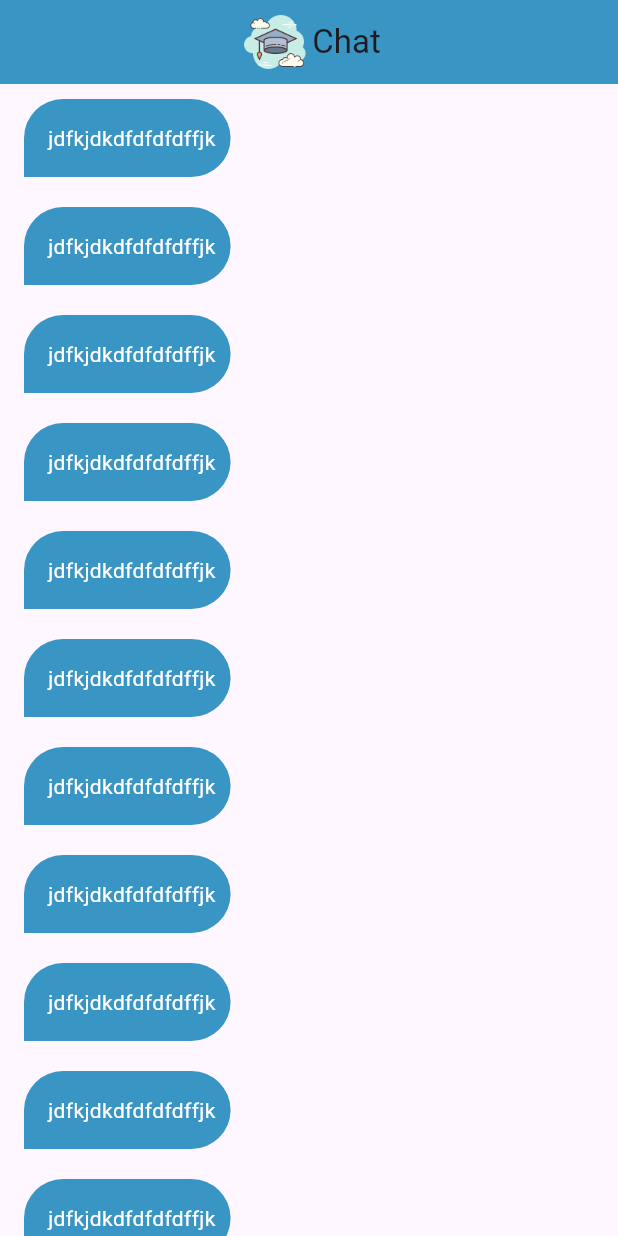
After one commit to EbrahemHashem/chat_app, a Flutter app: the ChatPage screen opened by its route, on a phone screen of 412 x 824 dp. The commit adds this screen. Run offline on Flutter 3.47's test engine with Material 3 defaults, Android fonts, the phone set to English and light mode, and no system bars; our stand-ins replace firebase_auth, firebase_core, modal_progress_hud_nsn; accounts and stored records are empty.

Commit message:
chat bubble

```diff
--- a/lib/constants.dart
+++ b/lib/constants.dart
@@ -1,3 +1,4 @@
 import 'package:flutter/material.dart';
 
 const kPrimaryColor = Color.fromARGB(255, 56, 149, 196);
+const kLogo = 'assets/images/scholar.png';
--- a/lib/main.dart
+++ b/lib/main.dart
@@ -1,4 +1,5 @@
 import 'package:chat_app/firebase_options.dart';
+import 'package:chat_app/pages/chat_page.dart';
 import 'package:chat_app/pages/login_page.dart';
 import 'package:chat_app/pages/register_page.dart';
 import 'package:firebase_core/firebase_core.dart';
@@ -20,10 +21,13 @@ class SchoolarChat extends StatelessWidget {
   Widget build(BuildContext context) {
     return MaterialApp(
       routes: {
+        LoginPage.id: (context) => const LoginPage(),
         RegisterPage.id: (context) => RegisterPage(),
+        ChatPage.id: (context) => const ChatPage(),
       },
+      initialRoute: LoginPage.id,
       debugShowCheckedModeBanner: false,
-      home: const LoginPage(),
+      // home: const LoginPage(),
     );
   }
 }
--- /dev/null
+++ b/lib/pages/chat_page.dart
@@ -0,0 +1,34 @@
+import 'package:chat_app/constants.dart';
+import 'package:chat_app/widgets/chat_bubble.dart';
+import 'package:flutter/material.dart';
+
+class ChatPage extends StatelessWidget {
+  const ChatPage({super.key});
+  static String id = 'ChatPage';
+
+  @override
+  Widget build(BuildContext context) {
+    return Scaffold(
+      appBar: AppBar(
+        automaticallyImplyLeading: false,
+        title: Row(
+          mainAxisAlignment: MainAxisAlignment.center,
+          children: [
+            Image.asset(
+              kLogo,
+              height: 50,
+            ),
+            const Text('Chat'),
+          ],
+        ),
+        backgroundColor: kPrimaryColor,
+        centerTitle: true,
+      ),
+      body: ListView.builder(
+        itemBuilder: (context, index) {
+          return const ChatBubble();
+        },
+      ),
+    );
+  }
+}
--- /dev/null
+++ b/lib/widgets/chat_bubble.dart
@@ -0,0 +1,32 @@
+import 'package:chat_app/constants.dart';
+import 'package:flutter/material.dart';
+
+class ChatBubble extends StatelessWidget {
+  const ChatBubble({
+    super.key,
+  });
+
+  @override
+  Widget build(BuildContext context) {
+    return Align(
+      alignment: Alignment.centerLeft,
+      child: Container(
+        padding:
+            const EdgeInsets.only(left: 16, right: 10, top: 16, bottom: 16),
+        margin: const EdgeInsets.symmetric(vertical: 10, horizontal: 16),
+        decoration: const BoxDecoration(
+          borderRadius: BorderRadius.only(
+            topLeft: Radius.circular(28),
+            topRight: Radius.circular(28),
+            bottomRight: Radius.circular(28),
+          ),
+          color: kPrimaryColor,
+        ),
+        child: const Text(
+          'jdfkjdkdfdfdfdffjk',
+          style: TextStyle(color: Colors.white),
+        ),
+      ),
+    );
+  }
+}
--- a/pubspec.yaml
+++ b/pubspec.yaml
@@ -37,6 +37,7 @@ dependencies:
   cupertino_icons: ^1.0.6
   firebase_core: ^2.29.0
   firebase_auth: ^4.19.1
+  modal_progress_hud_nsn: ^0.5.1
 
 dev_dependencies:
   flutter_test:
```
Also changed, not shown: lib/helper/show_snackbar.dart (added, +9 -0 lines), lib/pages/login_page.dart (+62 -4 lines), lib/pages/register_page.dart (+41 -18 lines), lib/widgets/custom_text_field.dart (+9 -3 lines), pubspec.lock.
